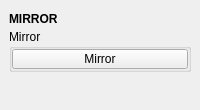
Above: tentacle/ui/mirror.ui from m3trik/tentacle before the change. Below: the same form after it.
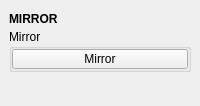
That is the form after the change. Custom widgets are drawn as their Qt base class.

The edit to the form file:
```diff
--- a/tentacle/ui/mirror.ui
+++ b/tentacle/ui/mirror.ui
@@ -10,7 +10,7 @@
     <x>0</x>
     <y>0</y>
     <width>200</width>
-    <height>110</height>
+    <height>106</height>
    </rect>
   </property>
   <property name="font">
```
Left out of the diff: 2 changed lines with no effect on the pictures.
